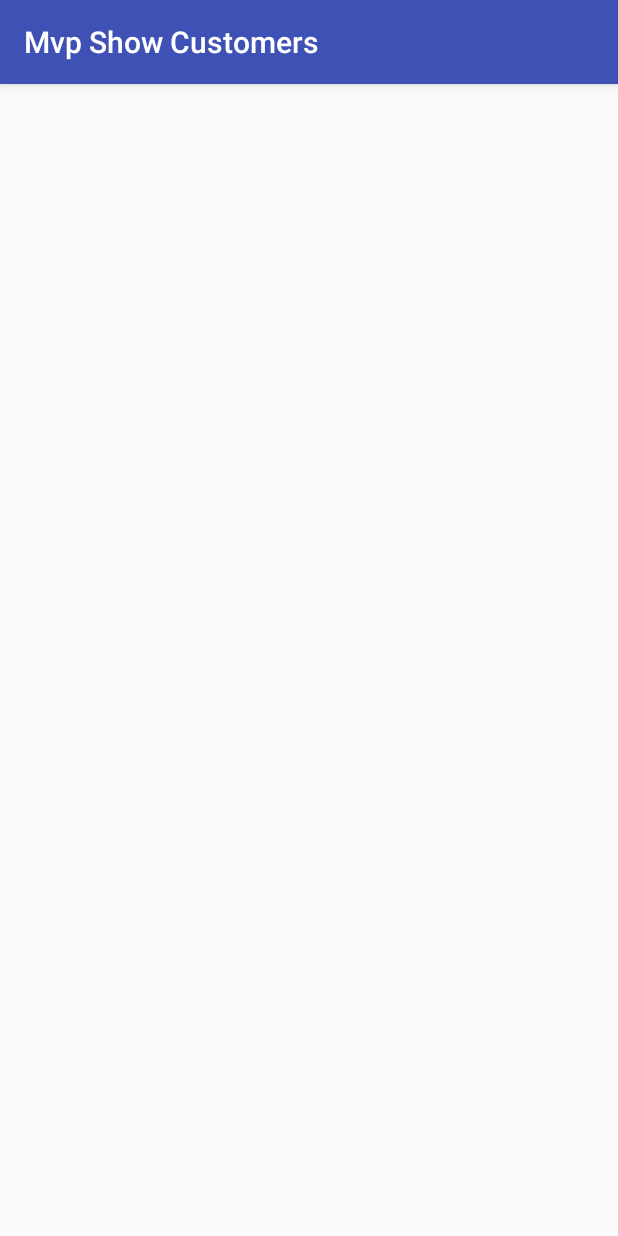
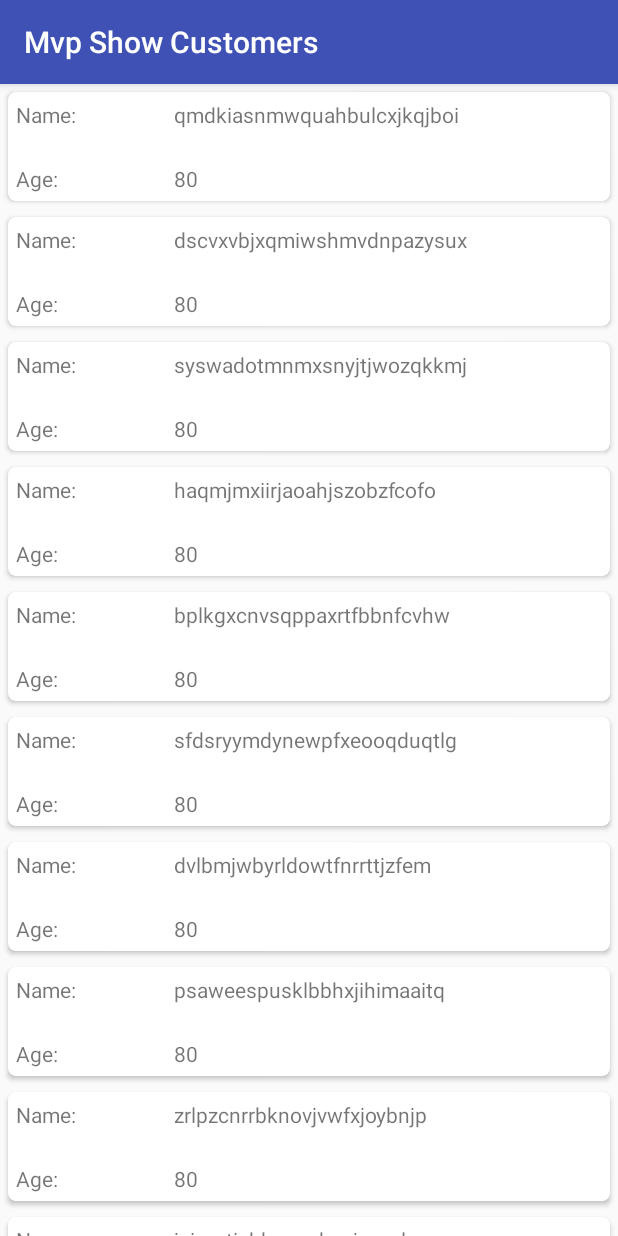
Before and after one commit to quangtd95/Mvp-Example-Adapter, an Android app: the screen it shows after launch (MainActivity before the commit, CustomerActivity after it), on a phone screen of 412 x 824 dp. Run offline under Robolectric (Android 15) with nearby library versions, the phone set to English and light mode, and no system bars.

Commit message:
Implement MVP pattern to project.

```diff
--- a/app/build.gradle
+++ b/app/build.gradle
@@ -31,4 +31,9 @@ dependencies {
     })
     compile 'com.android.support:appcompat-v7:24.2.1'
     testCompile 'junit:junit:4.12'
+    //Card CustomerView
+    compile 'com.android.support:cardview-v7:24.2.+'
+
+// RecyclerView
+    compile 'com.android.support:recyclerview-v7:24.2.+'
 }
--- a/app/src/main/AndroidManifest.xml
+++ b/app/src/main/AndroidManifest.xml
@@ -8,7 +8,7 @@
         android:label="@string/app_name"
         android:supportsRtl="true"
         android:theme="@style/AppTheme">
-        <activity android:name=".Views.Activities.MainActivity">
+        <activity android:name=".Views.Activities.CustomerActivity">
             <intent-filter>
                 <action android:name="android.intent.action.MAIN" />
 
--- /dev/null
+++ b/app/src/main/java/td/quang/mvpshowcustomers/Adapters/CustomerAdapter.java
@@ -0,0 +1,78 @@
+package td.quang.mvpshowcustomers.Adapters;
+
+import android.support.v7.widget.RecyclerView;
+import android.view.LayoutInflater;
+import android.view.View;
+import android.view.ViewGroup;
+import android.widget.TextView;
+
+import java.util.List;
+
+import td.quang.mvpshowcustomers.Customer;
+import td.quang.mvpshowcustomers.Interfaces.IAdapter;
+import td.quang.mvpshowcustomers.R;
+
+/**
+ * Created by Quang_TD on 12/25/2016.
+ */
+
+public class CustomerAdapter extends RecyclerView.Adapter<CustomerAdapter.CustomerHolder> implements IAdapter {
+    private List<Customer> customers;
+
+    @Override
+    public void setDatas(List<Customer> customers) {
+        this.customers = customers;
+    }
+
+    @Override
+    public void addData(Customer customer) {
+        if (customer != null) {
+            customers.add(customer);
+        }
+    }
+
+    @Override
+    public void removeData(Customer customer) {
+        if (customer != null) {
+            customers.remove(customer);
+        }
+    }
+
+    @Override
+    public void removeData(int position) {
+        if (position > -1 && position < customers.size()) {
+            customers.remove(position);
+        }
+    }
+
+
+    @Override
+    public CustomerHolder onCreateViewHolder(ViewGroup parent, int viewType) {
+        return new CustomerHolder(LayoutInflater.from(parent.getContext()).inflate(R.layout.item_customer, parent, false));
+    }
+
+    @Override
+    public void onBindViewHolder(CustomerHolder holder, int position) {
+        Customer customer = customers.get(position);
+        holder.tvName.setText(customer.getName());
+        holder.tvAge.setText(customer.getAge() + "");
+    }
+
+    @Override
+    public int getItemCount() {
+        return (customers != null) ? customers.size() : 0;
+    }
+
+
+    /*************************/
+    static class CustomerHolder extends RecyclerView.ViewHolder {
+        TextView tvName;
+        TextView tvAge;
+
+        public CustomerHolder(View itemView) {
+            super(itemView);
+            tvName = (TextView) itemView.findViewById(R.id.tvName);
+            tvAge = (TextView) itemView.findViewById(R.id.tvAge);
+        }
+    }
+}
--- /dev/null
+++ b/app/src/main/java/td/quang/mvpshowcustomers/Customer.java
@@ -0,0 +1,34 @@
+package td.quang.mvpshowcustomers;
+
+/**
+ * Created by Quang_TD on 12/25/2016.
+ */
+
+public class Customer {
+    private String name;
+    private int age;
+
+    public Customer() {
+    }
+
+    public Customer(String name, int age) {
+        this.name = name;
+        this.age = age;
+    }
+
+    public String getName() {
+        return name;
+    }
+
+    public void setName(String name) {
+        this.name = name;
+    }
+
+    public int getAge() {
+        return age;
+    }
+
+    public void setAge(int age) {
+        this.age = age;
+    }
+}
--- /dev/null
+++ b/app/src/main/java/td/quang/mvpshowcustomers/Interfaces/CustomerInteractor.java
@@ -0,0 +1,9 @@
+package td.quang.mvpshowcustomers.Interfaces;
+
+/**
+ * Created by Quang_TD on 12/25/2016.
+ */
+
+public interface CustomerInteractor {
+    void loadDatas(OnLoadFinishedListener listener);
+}
--- /dev/null
+++ b/app/src/main/java/td/quang/mvpshowcustomers/Interfaces/CustomerPresenter.java
@@ -0,0 +1,9 @@
+package td.quang.mvpshowcustomers.Interfaces;
+
+/**
+ * Created by Quang_TD on 12/25/2016.
+ */
+
+public interface CustomerPresenter {
+    void loadDatas();
+}
--- /dev/null
+++ b/app/src/main/java/td/quang/mvpshowcustomers/Interfaces/CustomerView.java
@@ -0,0 +1,15 @@
+package td.quang.mvpshowcustomers.Interfaces;
+
+/**
+ * Created by Quang_TD on 12/25/2016.
+ */
+
+public interface CustomerView {
+    void refresh();
+
+    void showProgressBar();
+
+    void hideProgressBar();
+
+    void showDialogFail();
+}
--- /dev/null
+++ b/app/src/main/java/td/quang/mvpshowcustomers/Interfaces/IAdapter.java
@@ -0,0 +1,19 @@
+package td.quang.mvpshowcustomers.Interfaces;
+
+import java.util.List;
+
+import td.quang.mvpshowcustomers.Customer;
+
+/**
+ * Created by Quang_TD on 12/25/2016.
+ */
+
+public interface IAdapter {
+    void setDatas(List<Customer> datas);
+
+    void addData(Customer customer);
+
+    void removeData(Customer customer);
+
+    void removeData(int position);
+}
--- /dev/null
+++ b/app/src/main/java/td/quang/mvpshowcustomers/Interfaces/OnLoadFinishedListener.java
@@ -0,0 +1,15 @@
+package td.quang.mvpshowcustomers.Interfaces;
+
+import java.util.List;
+
+import td.quang.mvpshowcustomers.Customer;
+
+/**
+ * Created by Quang_TD on 12/25/2016.
+ */
+
+public interface OnLoadFinishedListener {
+    void onLoadSuccess(List<Customer> customers);
+
+    void onLoadFail();
+}
--- /dev/null
+++ b/app/src/main/java/td/quang/mvpshowcustomers/Models/CustomerInteractorImpl.java
@@ -0,0 +1,48 @@
+package td.quang.mvpshowcustomers.Models;
+
+import android.os.Handler;
+
+import java.util.ArrayList;
+import java.util.Random;
+
+import td.quang.mvpshowcustomers.Customer;
+import td.quang.mvpshowcustomers.Interfaces.CustomerInteractor;
+import td.quang.mvpshowcustomers.Interfaces.OnLoadFinishedListener;
+
+/**
+ * Created by Quang_TD on 12/25/2016.
+ */
+
+public class CustomerInteractorImpl implements CustomerInteractor {
+
+    private static String generateRandomString(Random random, int length) {
+        StringBuilder stringBuilder = new StringBuilder();
+        for (int i = 0; i < length; i++) {
+            char c = (char) (random.nextInt(26) + 'a');
+            stringBuilder.append(c);
+        }
+        return stringBuilder.toString();
+    }
+
+    @Override
+    public void loadDatas(OnLoadFinishedListener listener) {
+        Handler handler = new Handler();
+        handler.postDelayed(() -> {
+            boolean r = new Random().nextBoolean();
+            if (r) {
+                ArrayList<Customer> customers = new ArrayList<>();
+                Random random = new Random();
+                for (int i = 0; i < 100; i++) {
+                    Customer customer = new Customer();
+                    customer.setName(generateRandomString(random, new Random().nextInt(20) + 10));
+                    customer.setAge(new Random().nextInt(99) + 1);
+                    customers.add(customer);
+                }
+                listener.onLoadSuccess(customers);
+            } else {
+                listener.onLoadFail();
+            }
+
+        }, 2000);
+    }
+}
--- /dev/null
+++ b/app/src/main/java/td/quang/mvpshowcustomers/Presenters/CustomerPresenterImpl.java
@@ -0,0 +1,46 @@
+package td.quang.mvpshowcustomers.Presenters;
+
+import java.util.List;
+
+import td.quang.mvpshowcustomers.Customer;
+import td.quang.mvpshowcustomers.Interfaces.CustomerInteractor;
+import td.quang.mvpshowcustomers.Interfaces.CustomerPresenter;
+import td.quang.mvpshowcustomers.Interfaces.CustomerView;
+import td.quang.mvpshowcustomers.Interfaces.IAdapter;
+import td.quang.mvpshowcustomers.Interfaces.OnLoadFinishedListener;
+import td.quang.mvpshowcustomers.Models.CustomerInteractorImpl;
+
+/**
+ * Created by Quang_TD on 12/25/2016.
+ */
+
+public class CustomerPresenterImpl implements CustomerPresenter, OnLoadFinishedListener {
+    private CustomerView customerView;
+    private CustomerInteractor customerInteractor;
+    private IAdapter adapter;
+
+    public CustomerPresenterImpl(CustomerView customerView, IAdapter adapter) {
+        this.customerView = customerView;
+        customerInteractor = new CustomerInteractorImpl();
+        this.adapter = adapter;
+    }
+
+    @Override
+    public void loadDatas() {
+        customerInteractor.loadDatas(this);
+        customerView.showProgressBar();
+    }
+
+    @Override
+    public void onLoadSuccess(List<Customer> customers) {
+        customerView.hideProgressBar();
+        adapter.setDatas(customers);
+        customerView.refresh();
+    }
+
+    @Override
+    public void onLoadFail() {
+        customerView.hideProgressBar();
+        customerView.showDialogFail();
+    }
+}
--- /dev/null
+++ b/app/src/main/java/td/quang/mvpshowcustomers/Views/Activities/CustomerActivity.java
@@ -0,0 +1,73 @@
+package td.quang.mvpshowcustomers.Views.Activities;
+
+import android.content.DialogInterface;
+import android.content.Intent;
+import android.os.Bundle;
+import android.support.v7.app.AlertDialog;
+import android.support.v7.app.AppCompatActivity;
+import android.support.v7.widget.LinearLayoutManager;
+import android.support.v7.widget.RecyclerView;
+import android.view.View;
+import android.widget.ProgressBar;
+
+import td.quang.mvpshowcustomers.Adapters.CustomerAdapter;
+import td.quang.mvpshowcustomers.Interfaces.CustomerPresenter;
+import td.quang.mvpshowcustomers.Interfaces.CustomerView;
+import td.quang.mvpshowcustomers.Presenters.CustomerPresenterImpl;
+import td.quang.mvpshowcustomers.R;
+
+public class CustomerActivity extends AppCompatActivity implements CustomerView {
+    private RecyclerView rvCustomers;
+    private ProgressBar progressBar;
+    private CustomerAdapter adapter;
+    private CustomerPresenter customerPresenter;
+
+    @Override
+    protected void onCreate(Bundle savedInstanceState) {
+        super.onCreate(savedInstanceState);
+        setContentView(R.layout.activity_main);
+        addComponents();
+
+        adapter = new CustomerAdapter();
+        rvCustomers.setAdapter(adapter);
+
+        customerPresenter = new CustomerPresenterImpl(this, adapter);
+        customerPresenter.loadDatas();
+
+    }
+
+    private void addComponents() {
+        rvCustomers = (RecyclerView) findViewById(R.id.rvCustomers);
+        progressBar = (ProgressBar) findViewById(R.id.progressBar);
+        rvCustomers.setLayoutManager(new LinearLayoutManager(this));
+    }
+
+
+    @Override
+    public void refresh() {
+        adapter.notifyDataSetChanged();
+    }
+
+    @Override
+    public void showProgressBar() {
+        progressBar.setVisibility(View.VISIBLE);
+    }
+
+    @Override
+    public void hideProgressBar() {
+        progressBar.setVisibility(View.GONE);
+    }
+
+    @Override
+    public void showDialogFail() {
+        AlertDialog.Builder builder = new AlertDialog.Builder(this);
+        builder.setMessage("Load không thành công");
+        AlertDialog alertDialog = builder.create();
+        alertDialog.setButton(DialogInterface.BUTTON_NEUTRAL, "OK", (dialog, which) -> {
+            alertDialog.dismiss();
+            startActivity(new Intent(CustomerActivity.this, CustomerActivity.class));
+            finish();
+        });
+        alertDialog.show();
+    }
+}
--- a/app/src/main/java/td/quang/mvpshowcustomers/Views/Activities/MainActivity.java
+++ /dev/null
@@ -1,15 +0,0 @@
-package td.quang.mvpshowcustomers.Views.Activities;
-
-import android.support.v7.app.AppCompatActivity;
-import android.os.Bundle;
-
-import td.quang.mvpshowcustomers.R;
-
-public class MainActivity extends AppCompatActivity {
-
-    @Override
-    protected void onCreate(Bundle savedInstanceState) {
-        super.onCreate(savedInstanceState);
-        setContentView(R.layout.activity_main);
-    }
-}
--- a/app/src/main/res/layout/activity_main.xml
+++ b/app/src/main/res/layout/activity_main.xml
@@ -4,15 +4,22 @@
     android:id="@+id/activity_main"
     android:layout_width="match_parent"
     android:layout_height="match_parent"
-    android:paddingBottom="@dimen/activity_vertical_margin"
-    android:paddingLeft="@dimen/activity_horizontal_margin"
-    android:paddingRight="@dimen/activity_horizontal_margin"
-    android:paddingTop="@dimen/activity_vertical_margin"
-    tools:context="td.quang.mvpshowcustomers.Views.Activities.MainActivity">
-<ListView
-    android:layout_width="match_parent"
-    android:layout_height="match_parent"
-    android:id="@+id/lvCustomers">
 
-</ListView>
+    tools:context="td.quang.mvpshowcustomers.Views.Activities.CustomerActivity">
+
+    <android.support.v7.widget.RecyclerView
+        android:id="@+id/rvCustomers"
+        android:layout_width="match_parent"
+        android:layout_height="match_parent"
+        android:layout_alignParentLeft="true"
+        android:layout_alignParentStart="true"
+        android:layout_alignParentTop="true" />
+
+    <ProgressBar
+        android:id="@+id/progressBar"
+        style="?android:attr/progressBarStyleLarge"
+        android:layout_width="wrap_content"
+        android:layout_height="wrap_content"
+        android:layout_centerInParent="true"
+        android:visibility="gone" />
 </RelativeLayout>
--- /dev/null
+++ b/app/src/main/res/layout/item_customer.xml
@@ -0,0 +1,60 @@
+<?xml version="1.0" encoding="utf-8"?>
+<LinearLayout xmlns:android="http://schemas.android.com/apk/res/android"
+    xmlns:app="http://schemas.android.com/apk/res-auto"
+    android:layout_width="match_parent"
+    android:layout_height="wrap_content"
+    android:orientation="vertical">
+
+    <android.support.v7.widget.CardView
+        android:layout_width="match_parent"
+        android:layout_height="match_parent"
+        android:layout_margin="5dp"
+        app:cardCornerRadius="5dp">
+
+        <RelativeLayout
+            android:layout_width="match_parent"
+            android:layout_height="match_parent"
+            android:padding="5dp">
+
+            <TextView
+                android:id="@+id/txtNamelb"
+                android:layout_width="wrap_content"
+                android:layout_height="wrap_content"
+                android:text="Name:" />
+
+            <TextView
+                android:id="@+id/txtAgelb"
+                android:layout_width="wrap_content"
+                android:layout_height="wrap_content"
+                android:layout_alignParentLeft="true"
+                android:layout_alignParentStart="true"
+                android:layout_below="@id/txtNamelb"
+                android:layout_marginTop="23dp"
+                android:text="Age:" />
+
+            <TextView
+                android:id="@+id/tvName"
+                android:layout_width="wrap_content"
+                android:layout_height="wrap_content"
+                android:layout_above="@+id/txtAgelb"
+                android:layout_marginLeft="77dp"
+                android:layout_marginStart="77dp"
+                android:layout_toEndOf="@+id/txtAgelb"
+                android:layout_toRightOf="@+id/txtAgelb"
+                android:text="Name" />
+
+            <TextView
+                android:id="@+id/tvAge"
+                android:layout_width="wrap_content"
+                android:layout_height="wrap_content"
+                android:layout_alignLeft="@+id/tvName"
+                android:layout_alignStart="@+id/tvName"
+                android:layout_alignTop="@+id/txtAgelb"
+                android:text="Age" />
+
+
+        </RelativeLayout>
+
+
+    </android.support.v7.widget.CardView>
+</LinearLayout>
```
